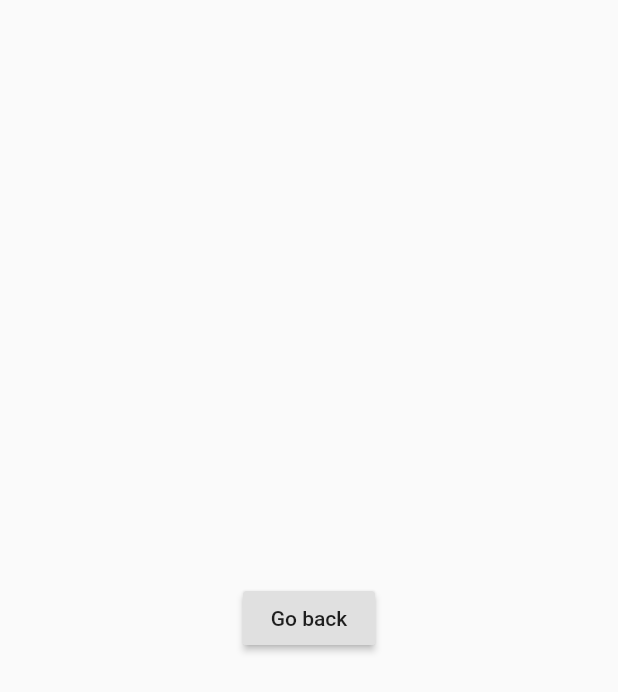
After one commit to remylavergne/spotfinder-mobile, a Flutter app: the screen it shows after launch, after a tap on "Hipnotic cable park", on a phone screen of 412 x 824 dp. The commit adds this screen. Shown: the top 692 px of the screen. Run offline on Flutter 3.47's test engine with Material 2 defaults, Android fonts, the phone set to English and light mode, and no system bars; our stand-ins replace google_fonts; network calls fail.

Commit message:
design mock + navigation to spot details

```diff
--- a/lib/colors.dart
+++ b/lib/colors.dart
@@ -6,4 +6,5 @@ final Map<String, Color> palette = {
   'Aquamarine': Color(0xFF9FFFCB),
   'PersianGreen': Color(0xFF25A18E),
   'HeliotropeGray': Color(0xFFA6979C),
+  'HeliotropeGrayTransparent': Color(0x8AA6979C),
 };
--- a/lib/main.dart
+++ b/lib/main.dart
@@ -1,6 +1,7 @@
 import 'package:flutter/material.dart';
 import 'package:google_fonts/google_fonts.dart';
 import 'package:spotfinder/colors.dart';
+import 'package:spotfinder/views/spot-details.dart';
 
 void main() {
   runApp(MyApp());
@@ -90,7 +91,11 @@ class _MyHomePageState extends State<MyHomePage> {
   }
 
   Widget _searchButton() {
-    return Container(
+    return GestureDetector(
+      onTap: () {
+        print('Search clicked');
+      },
+      child: Container(
         height: 40.0,
         padding: EdgeInsets.all(12.0),
         decoration: BoxDecoration(
@@ -99,6 +104,7 @@ class _MyHomePageState extends State<MyHomePage> {
             color: palette['Aquamarine']),
         child: Center(
           child: Text("search"),
+        ),
       ),
     );
   }
@@ -136,7 +142,8 @@ class _MyHomePageState extends State<MyHomePage> {
   }
 
   Widget _spot() {
-    return Card(
+    return GestureDetector(
+      child: Card(
         child: Stack(
           children: [
             Container(
@@ -152,30 +159,47 @@ class _MyHomePageState extends State<MyHomePage> {
               ),
               height: 200.0,
             ),
-          Expanded(
-            child: Positioned.fill(
+            // Expanded(
+            Positioned.fill(
               child: Align(
                 alignment: Alignment.bottomCenter,
                 child: Container(
                   width: double.maxFinite,
                   height: 30.0,
                   decoration: BoxDecoration(
-                    color: Colors.red[50],
+                    color: palette['HeliotropeGrayTransparent'],
                     borderRadius: BorderRadius.only(
                       bottomLeft: Radius.circular(15.0),
                       bottomRight: Radius.circular(15.0),
                     ),
                   ),
-                  child: Text('TEST DE TEXTE'),
+                  child: Container(
+                    alignment: Alignment.centerLeft,
+                    padding: EdgeInsets.only(left: 16.0),
+                    child: Text(
+                      'Hipnotic cable park',
+                      style: GoogleFonts.lato(
+                        color: Colors.white,
                       ),
                     ),
                   ),
                 ),
+              ),
+            ),
+            // ),
           ],
         ),
         shape: RoundedRectangleBorder(
           borderRadius: BorderRadius.circular(15.0),
         ),
+      ),
+      onTap: () {
+        debugPrint('Spot clicked');
+        Navigator.push(
+          context,
+          MaterialPageRoute(builder: (context) => SpotDetails()),
+        );
+      },
     );
   }
 }
--- /dev/null
+++ b/lib/views/spot-details.dart
@@ -0,0 +1,20 @@
+import 'package:flutter/material.dart';
+
+class SpotDetails extends StatefulWidget {
+  @override
+  _SpotDetailsState createState() => _SpotDetailsState();
+}
+
+class _SpotDetailsState extends State<SpotDetails> {
+  @override
+  Widget build(BuildContext context) {
+    return Scaffold(
+      body: Container(
+        child: Center(
+          child: RaisedButton(
+              child: Text('Go back'), onPressed: () => Navigator.pop(context)),
+        ),
+      ),
+    );
+  }
+}
```
Also changed, not shown: 10 other files. Lines whose indentation alone changed are shown as unchanged.
